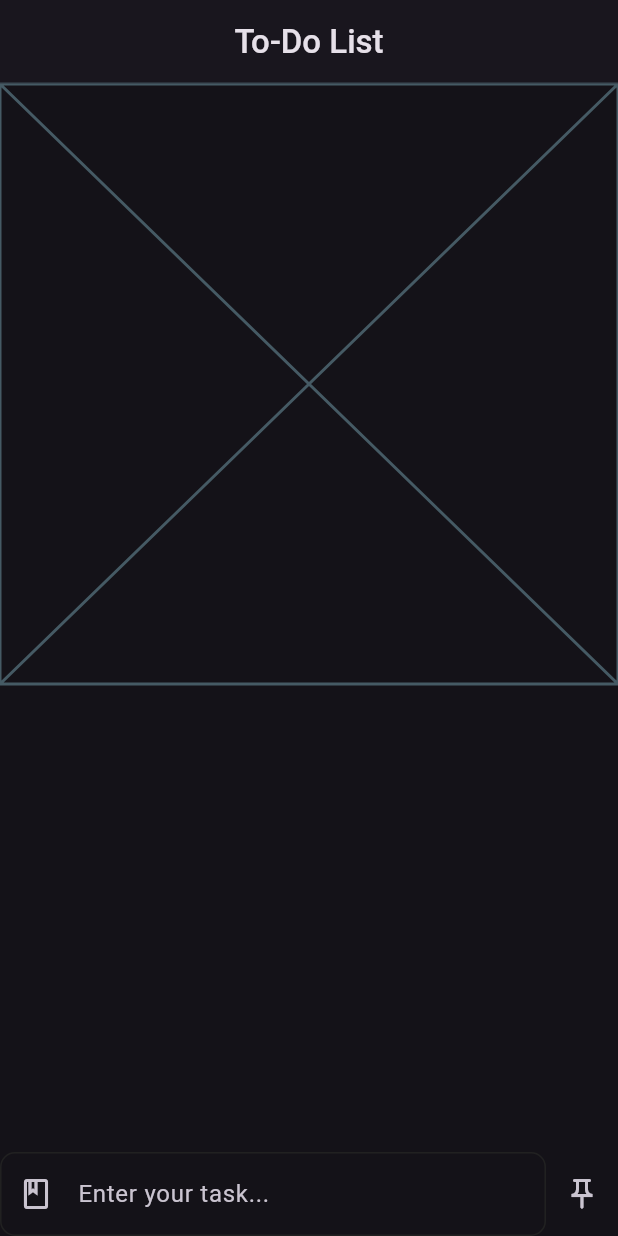
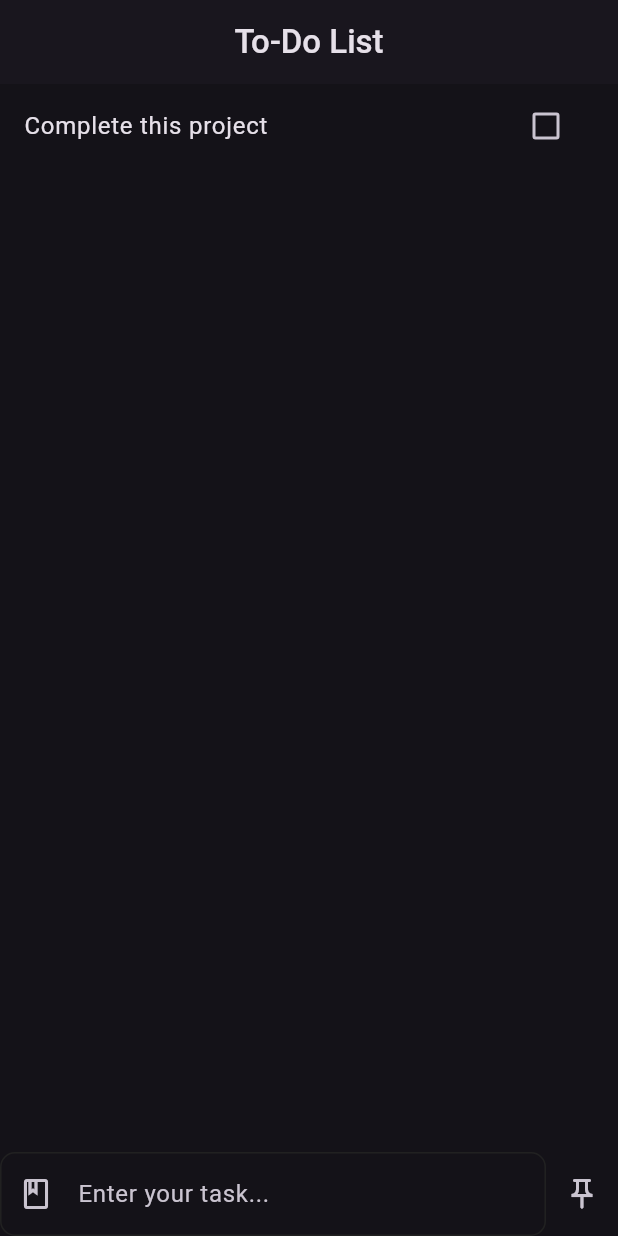
Before and after one commit to lamsalsangam/Flutter, a Flutter app: the screen it shows after launch, on a phone screen of 412 x 824 dp. Run offline on Flutter 3.47's test engine with Material 2 defaults, Android fonts, the phone set to English and light mode, and no system bars; our stand-ins replace firebase_auth, firebase_core, flutter_dotenv, flutter_spinkit, google_fonts; accounts and stored records are empty.

Commit message:
Made out some concept regarding how to layout the tasks(todos)

```diff
--- a/todo_app/lib/components/task-list.dart
+++ b/todo_app/lib/components/task-list.dart
@@ -1,10 +1,17 @@
 import 'package:flutter/material.dart';
+import 'package:todo_app/components/task-tile.dart';
 
 class TaskList extends StatelessWidget {
   const TaskList({super.key});
 
+  final bool isCompleted = false;
+
   @override
   Widget build(BuildContext context) {
-    return const Placeholder();
+    return Expanded(
+      child: TaskTile(
+        isCompleted: isCompleted,
+      ),
+    );
   }
 }
--- /dev/null
+++ b/todo_app/lib/components/task-tile.dart
@@ -0,0 +1,27 @@
+import 'package:flutter/material.dart';
+
+class TaskTile extends StatefulWidget {
+  TaskTile({super.key, required this.isCompleted});
+
+  late bool isCompleted;
+
+  @override
+  State<TaskTile> createState() => _TaskTileState();
+}
+
+class _TaskTileState extends State<TaskTile> {
+  @override
+  Widget build(BuildContext context) {
+    return ListTile(
+      title: const Text("Complete this project"),
+      trailing: Checkbox(
+        value: widget.isCompleted,
+        onChanged: (value) {
+          setState(() {
+            widget.isCompleted = value!;
+          });
+        },
+      ),
+    );
+  }
+}
```
